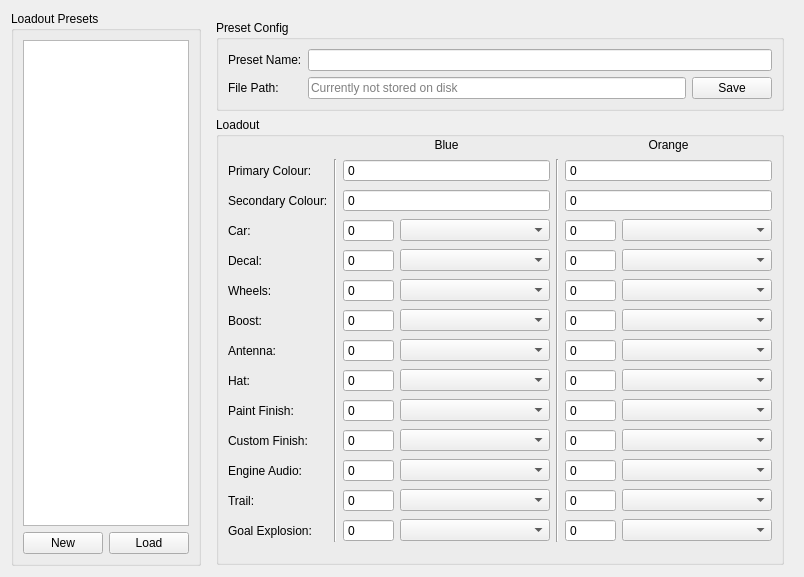
First picture: the form in src/main/python/rlbot/gui/design/car_customisation.ui, repository RLBot/RLBot, before the edit.
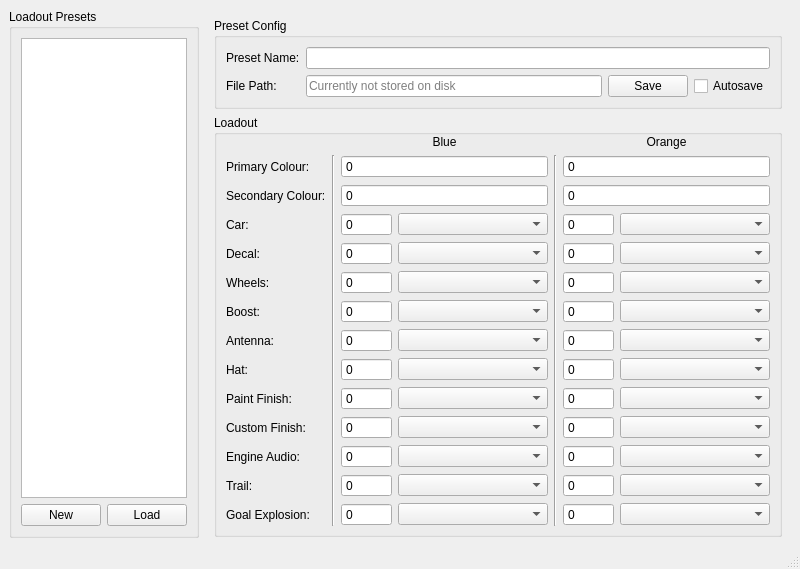
Second picture: the form after the edit.

Commit message: added the possibility to autosave in the gui

```diff
--- a/src/main/python/rlbot/gui/design/car_customisation.ui
+++ b/src/main/python/rlbot/gui/design/car_customisation.ui
@@ -1,18 +1,19 @@
 <?xml version="1.0" encoding="UTF-8"?>
 <ui version="4.0">
  <class>LoadoutPresetCustomiser</class>
- <widget class="QWidget" name="LoadoutPresetCustomiser">
+ <widget class="QMainWindow" name="LoadoutPresetCustomiser">
   <property name="geometry">
    <rect>
     <x>0</x>
     <y>0</y>
-    <width>750</width>
-    <height>577</height>
+    <width>725</width>
+    <height>510</height>
    </rect>
   </property>
   <property name="windowTitle">
    <string>Loadout Preset Customiser</string>
   </property>
+  <widget class="QWidget" name="centralwidget">
   <layout class="QHBoxLayout" name="horizontalLayout" stretch="2,5">
    <item>
     <widget class="QGroupBox" name="groupBox_3">
@@ -86,7 +87,7 @@
          <string>Preset Config</string>
         </property>
         <layout class="QGridLayout" name="gridLayout_2">
-         <item row="1" column="0">
+          <item row="2" column="0">
           <widget class="QLabel" name="label_17">
            <property name="text">
             <string>File Path:</string>
@@ -100,8 +101,18 @@
            </property>
           </widget>
          </item>
-         <item row="1" column="1">
+          <item row="2" column="3" alignment="Qt::AlignHCenter">
+           <widget class="QCheckBox" name="preset_autosave_checkbox">
+            <property name="text">
+             <string>Autosave</string>
+            </property>
+           </widget>
+          </item>
+          <item row="2" column="1">
           <widget class="QLineEdit" name="preset_path_lineedit">
+            <property name="alignment">
+             <set>Qt::AlignLeading|Qt::AlignLeft|Qt::AlignVCenter</set>
+            </property>
            <property name="readOnly">
             <bool>true</bool>
            </property>
@@ -110,14 +121,14 @@
            </property>
           </widget>
          </item>
-         <item row="1" column="2">
+          <item row="2" column="2">
           <widget class="QPushButton" name="preset_save_pushbutton">
            <property name="text">
             <string>Save</string>
            </property>
           </widget>
          </item>
-         <item row="0" column="1" colspan="2">
+          <item row="0" column="1" colspan="3">
           <widget class="QLineEdit" name="preset_name_lineedit"/>
          </item>
         </layout>
@@ -759,6 +770,8 @@
     </widget>
    </item>
   </layout>
+  </widget>
+  <widget class="QStatusBar" name="statusbar"/>
  </widget>
  <resources/>
  <connections/>
```
Lines whose indentation alone changed are shown as unchanged. The commit also changes 9 other files.
